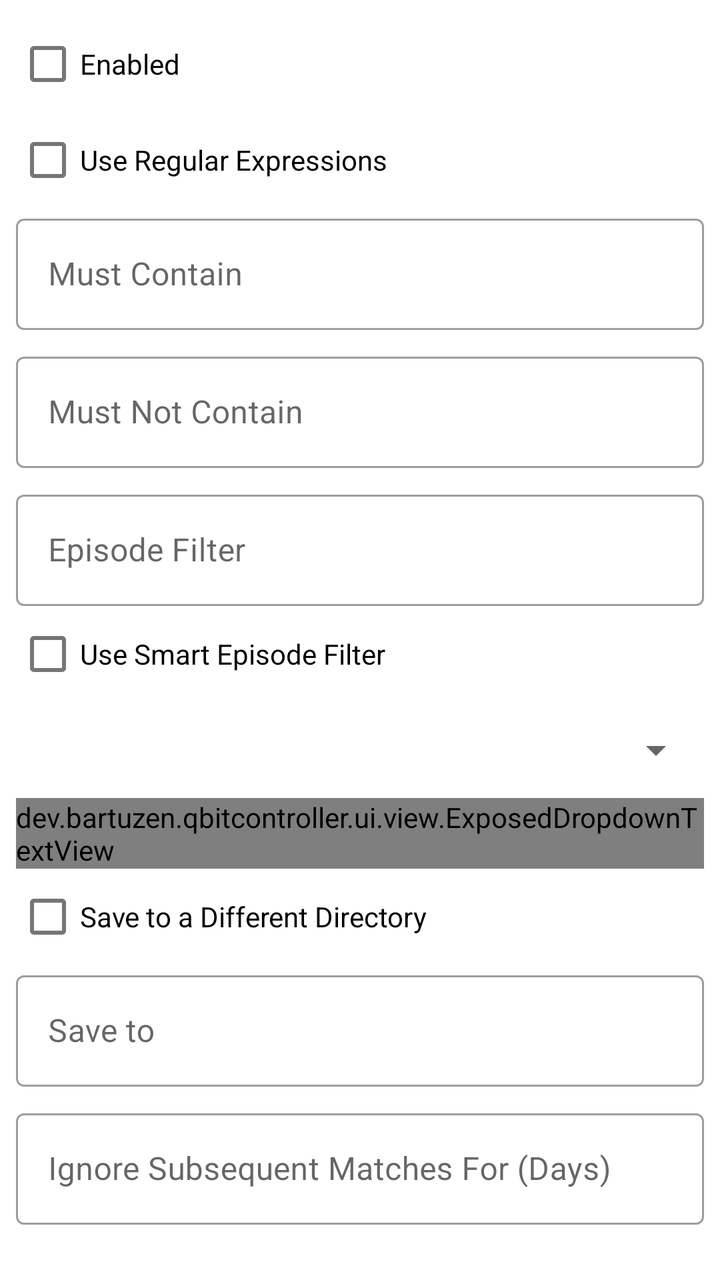
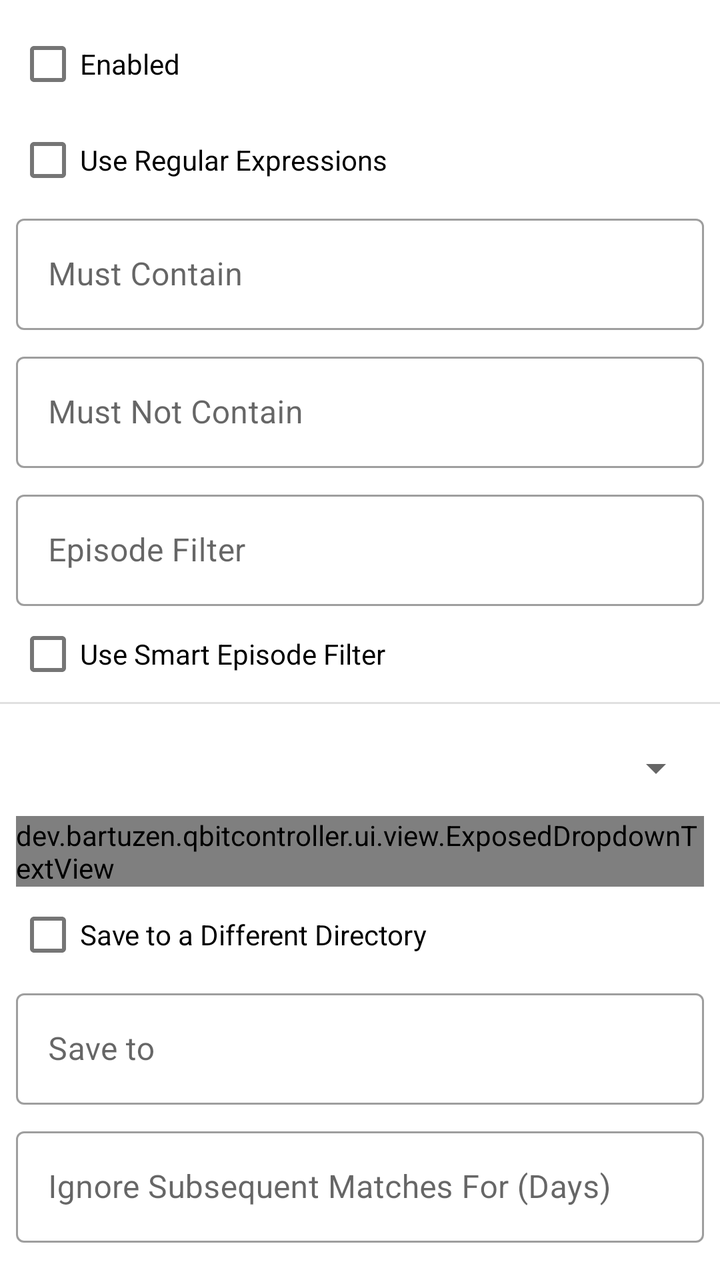

The first picture is an Android layout as it rendered before a commit; the second is the same layout after the commit. The layout source and the unified diff follow.
<!-- AndroidManifest.xml: application theme AppTheme -->
<!-- res/layout/fragment_edit_rss_rule.xml -->
<?xml version="1.0" encoding="utf-8"?>
<androidx.core.widget.NestedScrollView xmlns:android="http://schemas.android.com/apk/res/android"
    xmlns:app="http://schemas.android.com/apk/res-auto"
    android:layout_width="match_parent"
    android:layout_height="match_parent">

    <androidx.constraintlayout.widget.ConstraintLayout
        android:layout_width="match_parent"
        android:layout_height="wrap_content">

        <com.google.android.material.checkbox.MaterialCheckBox
            android:id="@+id/checkbox_enabled"
            android:layout_width="0dp"
            android:layout_height="wrap_content"
            android:layout_marginStart="8dp"
            android:layout_marginTop="8dp"
            android:layout_marginEnd="8dp"
            android:text="@string/rss_rule_enabled"
            app:layout_constraintEnd_toEndOf="parent"
            app:layout_constraintStart_toStartOf="parent"
            app:layout_constraintTop_toTopOf="parent" />

        <com.google.android.material.checkbox.MaterialCheckBox
            android:id="@+id/checkbox_use_regex"
            android:layout_width="0dp"
            android:layout_height="wrap_content"
            android:layout_marginStart="8dp"
            android:layout_marginEnd="8dp"
            android:text="@string/rss_rule_use_regular_expressions"
            app:layout_constraintEnd_toEndOf="parent"
            app:layout_constraintStart_toStartOf="parent"
            app:layout_constraintTop_toBottomOf="@id/checkbox_enabled" />

        <com.google.android.material.textfield.TextInputLayout
            android:id="@+id/input_layout_must_contain"
            style="@style/Widget.MaterialComponents.TextInputLayout.OutlinedBox"
            android:layout_width="0dp"
            android:layout_height="wrap_content"
            android:layout_marginStart="8dp"
            android:layout_marginEnd="8dp"
            android:hint="@string/rss_rule_must_contain"
            app:layout_constraintEnd_toEndOf="parent"
            app:layout_constraintStart_toStartOf="parent"
            app:layout_constraintTop_toBottomOf="@id/checkbox_use_regex">

            <com.google.android.material.textfield.TextInputEditText
                android:id="@+id/edit_must_contain"
                android:layout_width="match_parent"
                android:layout_height="wrap_content"
                android:inputType="text" />

        </com.google.android.material.textfield.TextInputLayout>

        <com.google.android.material.textfield.TextInputLayout
            android:id="@+id/input_layout_must_not_contain"
            style="@style/Widget.MaterialComponents.TextInputLayout.OutlinedBox"
            android:layout_width="0dp"
            android:layout_height="wrap_content"
            android:layout_marginStart="8dp"
            android:layout_marginTop="8dp"
            android:layout_marginEnd="8dp"
            android:hint="@string/rss_rule_must_not_contain"
            app:layout_constraintEnd_toEndOf="parent"
            app:layout_constraintStart_toStartOf="parent"
            app:layout_constraintTop_toBottomOf="@id/input_layout_must_contain">

            <com.google.android.material.textfield.TextInputEditText
                android:id="@+id/edit_must_not_contain"
                android:layout_width="match_parent"
                android:layout_height="wrap_content"
                android:inputType="text" />

        </com.google.android.material.textfield.TextInputLayout>

        <com.google.android.material.textfield.TextInputLayout
            android:id="@+id/input_layout_episode_filter"
            style="@style/Widget.MaterialComponents.TextInputLayout.OutlinedBox"
            android:layout_width="0dp"
            android:layout_height="wrap_content"
            android:layout_marginStart="8dp"
            android:layout_marginTop="8dp"
            android:layout_marginEnd="8dp"
            android:hint="@string/rss_rule_episode_filter"
            app:layout_constraintEnd_toEndOf="parent"
            app:layout_constraintStart_toStartOf="parent"
            app:layout_constraintTop_toBottomOf="@id/input_layout_must_not_contain">

            <com.google.android.material.textfield.TextInputEditText
                android:id="@+id/edit_episode_filter"
                android:layout_width="match_parent"
                android:layout_height="wrap_content"
                android:inputType="text" />

        </com.google.android.material.textfield.TextInputLayout>

        <com.google.android.material.checkbox.MaterialCheckBox
            android:id="@+id/checkbox_smart_episode_filter"
            android:layout_width="0dp"
            android:layout_height="wrap_content"
            android:layout_marginStart="8dp"
            android:layout_marginEnd="8dp"
            android:text="@string/rss_rule_use_smart_episode_filter"
            app:layout_constraintEnd_toEndOf="parent"
            app:layout_constraintStart_toStartOf="parent"
            app:layout_constraintTop_toBottomOf="@id/input_layout_episode_filter" />

        <com.google.android.material.textfield.TextInputLayout
            android:id="@+id/input_layout_category"
            style="@style/Widget.MaterialComponents.TextInputLayout.OutlinedBox.ExposedDropdownMenu"
            android:layout_width="0dp"
            android:layout_height="wrap_content"
            android:layout_marginStart="8dp"
            android:layout_marginEnd="8dp"
            android:hint="@string/rss_rule_category"
            app:layout_constraintEnd_toEndOf="parent"
            app:layout_constraintStart_toStartOf="parent"
            app:layout_constraintTop_toBottomOf="@id/checkbox_smart_episode_filter">

            <dev.bartuzen.qbitcontroller.ui.view.ExposedDropdownTextView
                android:id="@+id/dropdown_category"
                android:layout_width="match_parent"
                android:layout_height="wrap_content" />

        </com.google.android.material.textfield.TextInputLayout>

        <com.google.android.material.checkbox.MaterialCheckBox
            android:id="@+id/checkbox_save_path_enabled"
            android:layout_width="0dp"
            android:layout_height="wrap_content"
            android:layout_marginStart="8dp"
            android:layout_marginEnd="8dp"
            android:text="@string/rss_rule_save_to_a_different_directory"
            app:layout_constraintEnd_toEndOf="parent"
            app:layout_constraintStart_toStartOf="parent"
            app:layout_constraintTop_toBottomOf="@id/input_layout_category" />

        <com.google.android.material.textfield.TextInputLayout
            android:id="@+id/input_layout_save_path"
            style="@style/Widget.MaterialComponents.TextInputLayout.OutlinedBox"
            android:layout_width="0dp"
            android:layout_height="wrap_content"
            android:layout_marginStart="8dp"
            android:layout_marginEnd="8dp"
            android:hint="@string/rss_rule_save_to"
            app:layout_constraintEnd_toEndOf="parent"
            app:layout_constraintStart_toStartOf="parent"
            app:layout_constraintTop_toBottomOf="@id/checkbox_save_path_enabled">

            <com.google.android.material.textfield.TextInputEditText
                android:id="@+id/edit_save_path"
                android:layout_width="match_parent"
                android:layout_height="wrap_content"
                android:inputType="text" />

        </com.google.android.material.textfield.TextInputLayout>

        <com.google.android.material.textfield.TextInputLayout
            android:id="@+id/input_layout_ignore_days"
            style="@style/Widget.MaterialComponents.TextInputLayout.OutlinedBox"
            android:layout_width="0dp"
            android:layout_height="wrap_content"
            android:layout_marginStart="8dp"
            android:layout_marginTop="8dp"
            android:layout_marginEnd="8dp"
            android:hint="@string/rss_rule_ignore_subsequent_matches_for"
            app:layout_constraintEnd_toEndOf="parent"
            app:layout_constraintStart_toStartOf="parent"
            app:layout_constraintTop_toBottomOf="@id/input_layout_save_path">

            <com.google.android.material.textfield.TextInputEditText
                android:id="@+id/edit_ignore_days"
                android:layout_width="match_parent"
                android:layout_height="wrap_content"
                android:inputType="number" />

        </com.google.android.material.textfield.TextInputLayout>

        <com.google.android.material.textfield.TextInputLayout
            android:id="@+id/input_layout_add_paused"
            style="@style/Widget.MaterialComponents.TextInputLayout.OutlinedBox.ExposedDropdownMenu"
            android:layout_width="0dp"
            android:layout_height="wrap_content"
            android:layout_marginStart="8dp"
            android:layout_marginTop="8dp"
            android:layout_marginEnd="8dp"
            android:hint="@string/rss_rule_add_paused"
            app:layout_constraintEnd_toEndOf="parent"
            app:layout_constraintStart_toStartOf="parent"
            app:layout_constraintTop_toBottomOf="@id/input_layout_ignore_days">

            <dev.bartuzen.qbitcontroller.ui.view.ExposedDropdownTextView
                android:id="@+id/dropdown_add_paused"
                android:layout_width="match_parent"
                android:layout_height="wrap_content" />

        </com.google.android.material.textfield.TextInputLayout>

        <com.google.android.material.textfield.TextInputLayout
            android:id="@+id/input_layout_content_layout"
            style="@style/Widget.MaterialComponents.TextInputLayout.OutlinedBox.ExposedDropdownMenu"
            android:layout_width="0dp"
            android:layout_height="wrap_content"
            android:layout_marginStart="8dp"
            android:layout_marginTop="8dp"
            android:layout_marginEnd="8dp"
            android:hint="@string/rss_rule_torrent_content_layout"
            app:layout_constraintEnd_toEndOf="parent"
            app:layout_constraintStart_toStartOf="parent"
            app:layout_constraintTop_toBottomOf="@id/input_layout_add_paused">

            <dev.bartuzen.qbitcontroller.ui.view.ExposedDropdownTextView
                android:id="@+id/dropdown_content_layout"
                android:layout_width="match_parent"
                android:layout_height="wrap_content" />

        </com.google.android.material.textfield.TextInputLayout>

    </androidx.constraintlayout.widget.ConstraintLayout>

</androidx.core.widget.NestedScrollView>
<!-- resources referenced by this layout -->
<resources>
  <string name="rss_rule_add_paused">Add Paused</string>
  <string name="rss_rule_category">Category</string>
  <string name="rss_rule_enabled">Enabled</string>
  <string name="rss_rule_episode_filter">Episode Filter</string>
  <string name="rss_rule_ignore_subsequent_matches_for">Ignore Subsequent Matches For (Days)</string>
  <string name="rss_rule_must_contain">Must Contain</string>
  <string name="rss_rule_must_not_contain">Must Not Contain</string>
  <string name="rss_rule_save_to">Save to</string>
  <string name="rss_rule_save_to_a_different_directory">Save to a Different Directory</string>
  <string name="rss_rule_torrent_content_layout">Torrent Content Layout</string>
  <string name="rss_rule_use_regular_expressions">Use Regular Expressions</string>
  <string name="rss_rule_use_smart_episode_filter">Use Smart Episode Filter</string>
  <style name="AppTheme" parent="Theme.MaterialComponents.DayNight.NoActionBar">
          <item name="colorPrimary">@color/color_primary</item>
          <item name="colorPrimaryDark">@color/color_primary_dark</item>
          <item name="colorPrimaryVariant">@color/color_primary_variant</item>
          <item name="colorOnPrimary">@color/color_on_primary</item>
  
          <item name="colorSecondary">@color/color_secondary</item>
          <item name="colorSecondaryVariant">@color/color_secondary_variant</item>
          <item name="colorOnSecondary">@color/color_on_secondary</item>
  
          <item name="windowActionModeOverlay">true</item>
          <item name="actionBarTheme">@style/AppTheme.ToolbarOverlay</item>
  
          <item name="android:textAlignment">viewStart</item>
  
          <item name="snackbarTextViewStyle">@style/AppTheme.SnackbarTextViewStyle</item>
      </style>
  <color name="color_primary">#03A9F4</color>
  <color name="color_primary_dark">#007AC1</color>
  <color name="color_primary_variant">#007AC1</color>
  <color name="color_on_primary">#FFFFFF</color>
  <color name="color_secondary">#FFB300</color>
  <color name="color_secondary_variant">#C68400</color>
  <color name="color_on_secondary">#000000</color>
  <style name="AppTheme.ToolbarOverlay" parent="ThemeOverlay.MaterialComponents.Dark.ActionBar" />
  <style name="AppTheme.SnackbarTextViewStyle" parent="Widget.MaterialComponents.Snackbar.TextView">
          <item name="android:maxLines">15</item>
      </style>
</resources>

<!-- the commit's change to res/layout/fragment_edit_rss_rule.xml (unified diff, before → after) -->
@@ -104,17 +104,27 @@
             app:layout_constraintStart_toStartOf="parent"
             app:layout_constraintTop_toBottomOf="@id/input_layout_episode_filter" />
 
+        <include
+            android:id="@+id/divider"
+            layout="@layout/item_divider"
+            android:layout_width="0dp"
+            android:layout_height="wrap_content"
+            app:layout_constraintEnd_toEndOf="parent"
+            app:layout_constraintStart_toStartOf="parent"
+            app:layout_constraintTop_toBottomOf="@id/checkbox_smart_episode_filter" />
+
         <com.google.android.material.textfield.TextInputLayout
             android:id="@+id/input_layout_category"
             style="@style/Widget.MaterialComponents.TextInputLayout.OutlinedBox.ExposedDropdownMenu"
             android:layout_width="0dp"
             android:layout_height="wrap_content"
             android:layout_marginStart="8dp"
+            android:layout_marginTop="8dp"
             android:layout_marginEnd="8dp"
             android:hint="@string/rss_rule_category"
             app:layout_constraintEnd_toEndOf="parent"
             app:layout_constraintStart_toStartOf="parent"
-            app:layout_constraintTop_toBottomOf="@id/checkbox_smart_episode_filter">
+            app:layout_constraintTop_toBottomOf="@id/divider">
 
             <dev.bartuzen.qbitcontroller.ui.view.ExposedDropdownTextView
                 android:id="@+id/dropdown_category"
@@ -218,3 +228,9 @@
     </androidx.constraintlayout.widget.ConstraintLayout>
 
 </androidx.core.widget.NestedScrollView>
+<!-- res/layout/item_divider.xml (included above) -->
+<?xml version="1.0" encoding="utf-8"?>
+<View xmlns:android="http://schemas.android.com/apk/res/android"
+    android:layout_width="match_parent"
+    android:layout_height="wrap_content"
+    android:background="?android:attr/listDivider" />
